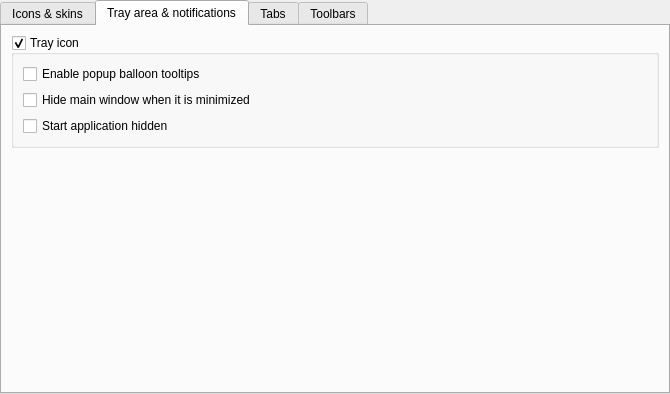
Old version of the form src/librssguard/gui/settings/settingsgui.ui in the repository martinrotter/rssguard.
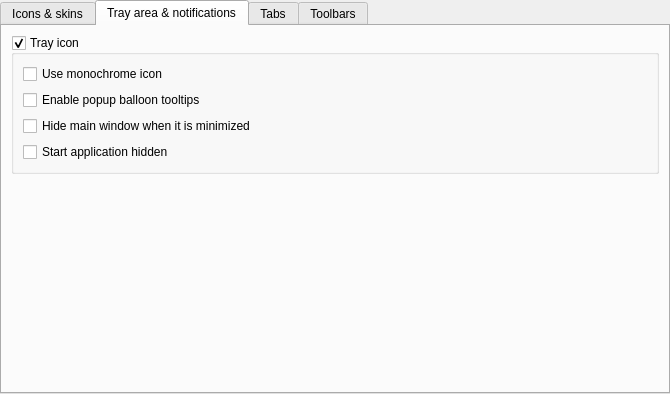
New version of the form. The open tabs and pages were chosen to show the change. Custom widgets are drawn as their Qt base class.

Diff of the .ui file:
```diff
--- a/src/librssguard/gui/settings/settingsgui.ui
+++ b/src/librssguard/gui/settings/settingsgui.ui
@@ -152,27 +152,34 @@
           <property name="fieldGrowthPolicy">
            <enum>QFormLayout::ExpandingFieldsGrow</enum>
           </property>
-          <item row="1" column="0">
+          <item row="2" column="0">
            <widget class="QCheckBox" name="m_checkHideWhenMinimized">
             <property name="text">
              <string>Hide main window when it is minimized</string>
             </property>
            </widget>
           </item>
-          <item row="2" column="0" colspan="2">
+          <item row="3" column="0" colspan="2">
            <widget class="QCheckBox" name="m_checkHidden">
             <property name="text">
              <string>Start application hidden</string>
             </property>
            </widget>
           </item>
-          <item row="0" column="0">
+          <item row="1" column="0">
            <widget class="QCheckBox" name="m_checkEnableNotifications">
             <property name="text">
              <string>Enable popup balloon tooltips</string>
             </property>
            </widget>
           </item>
+          <item row="0" column="0">
+           <widget class="QCheckBox" name="m_checkMonochromeIcons">
+            <property name="text">
+             <string>Use monochrome icon</string>
+            </property>
+           </widget>
+          </item>
          </layout>
         </widget>
        </item>
```
Left out of the diff: 9 changed lines with no effect on the pictures.
